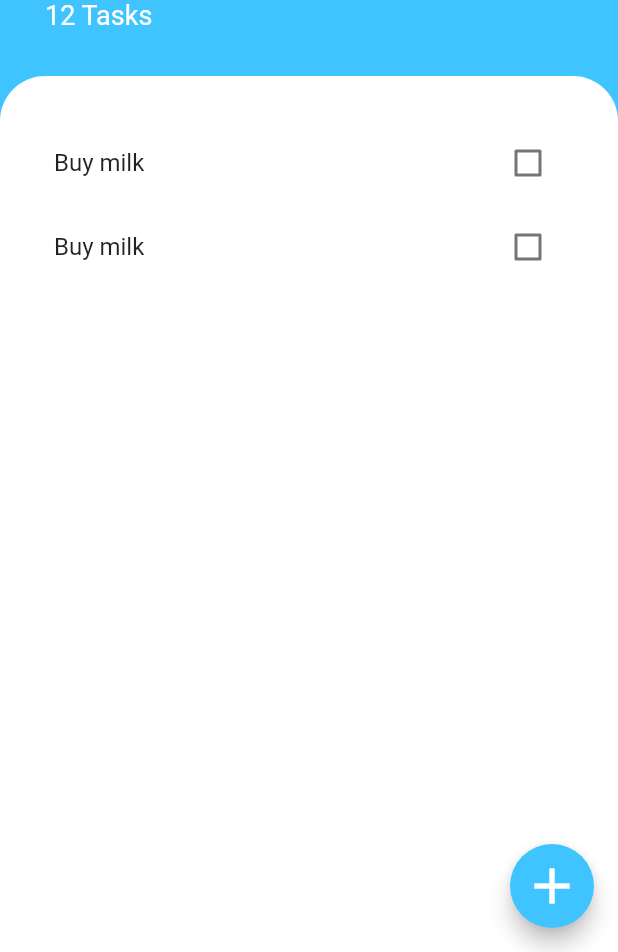
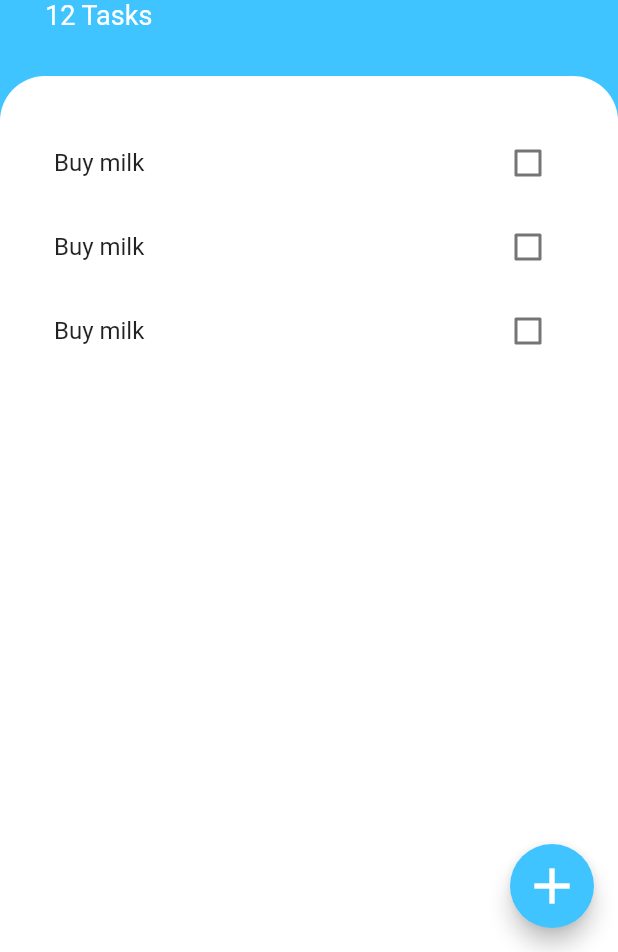
Before and after one commit to amirrezafahimi/todoey_flutter, a Flutter app: the screen it shows after launch, on a phone screen of 412 x 824 dp, the part 284-1236 px from its top. Run offline on Flutter 3.47's test engine with Material 2 defaults, Android fonts, the phone set to English and light mode, and no system bars.

Commit message:
Added more widgets

```diff
--- a/lib/screens/tasks_screen.dart
+++ b/lib/screens/tasks_screen.dart
@@ -1,5 +1,6 @@
 import 'package:flutter/cupertino.dart';
 import 'package:flutter/material.dart';
+import 'package:todoeyflutter/widgets/tasks_list.dart';
 
 class TasksScreen extends StatelessWidget {
   @override
@@ -58,18 +59,7 @@ class TasksScreen extends StatelessWidget {
                     topRight: Radius.circular(30.0),
                   ),
                 ),
-                child: ListView(
-                  children: <Widget>[
-                    ListTile(
-                      title: Text('Buy milk'),
-                      trailing: Checkbox(value: false, onChanged: (value) {}),
-                    ),
-                    ListTile(
-                      title: Text('Buy milk'),
-                      trailing: Checkbox(value: false, onChanged: (value) {}),
-                    )
-                  ],
-                ),
+                child: TasksList(),
               ),
             ),
           ],
--- /dev/null
+++ b/lib/widgets/task_tile.dart
@@ -0,0 +1,11 @@
+import 'package:flutter/material.dart';
+
+class TaskTile extends StatelessWidget {
+  @override
+  Widget build(BuildContext context) {
+    return ListTile(
+      title: Text('Buy milk'),
+      trailing: Checkbox(value: false, onChanged: (value) {}),
+    );
+  }
+}
--- /dev/null
+++ b/lib/widgets/tasks_list.dart
@@ -0,0 +1,19 @@
+import 'package:flutter/material.dart';
+import 'package:todoeyflutter/widgets/task_tile.dart';
+
+class TasksList extends StatelessWidget {
+  const TasksList({
+    Key key,
+  }) : super(key: key);
+
+  @override
+  Widget build(BuildContext context) {
+    return ListView(
+      children: <Widget>[
+        TaskTile(),
+        TaskTile(),
+        TaskTile(),
+      ],
+    );
+  }
+}
```
